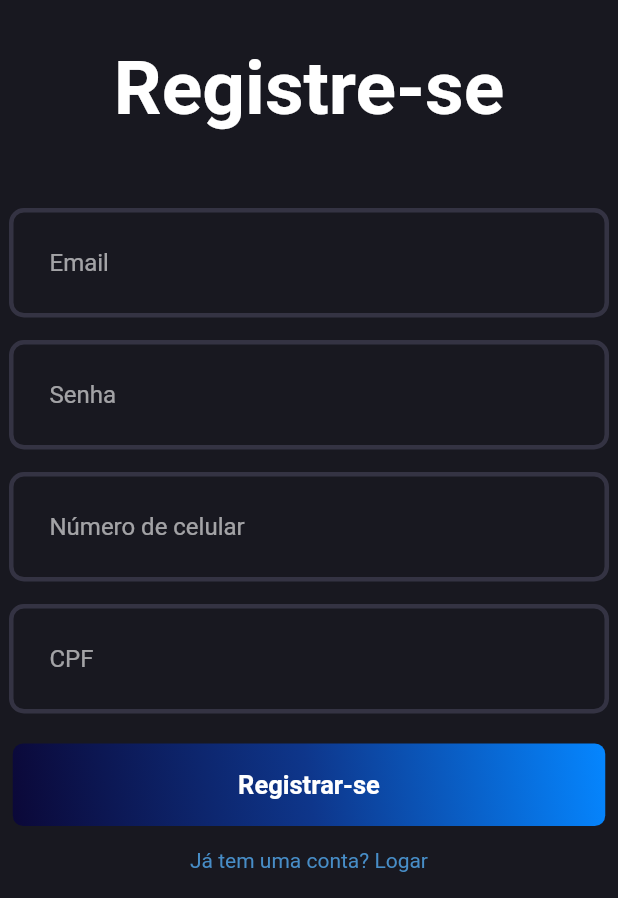
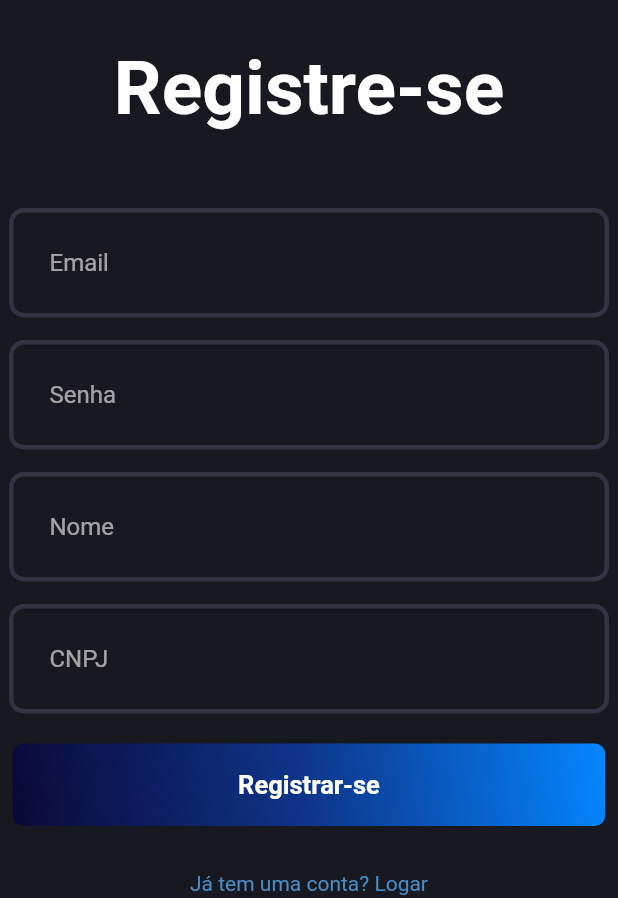
Before and after one commit to diogo163/6d_drones, a Flutter app: the Sign_up_Screen screen opened directly, after a tap on "Registrar-se", on a phone screen of 412 x 824 dp, the part 338-1236 px from its top. Run offline on Flutter 3.47's test engine with Material 2 defaults, Android fonts, the light colour scheme and no system bars; our stand-ins replace flutter_svg; network calls fail.

Commit message:
metodo post

```diff
--- a/ap/lib/login_screen.dart
+++ b/ap/lib/login_screen.dart
@@ -3,7 +3,7 @@ import 'package:flutter/material.dart';
 import 'package:ap/widgets/gradient_button.dart';
 import 'package:ap/widgets/login_field.dart';
 import 'package:ap/project_screen.dart';
-// import 'package:ap/widgets/social_button.dart';
+import 'package:ap/widgets/social_button.dart';
 
 class LoginScreen extends StatelessWidget {
   const LoginScreen({Key? key}) : super(key: key);
@@ -46,6 +46,7 @@ class LoginScreen extends StatelessWidget {
               const SizedBox(height: 20),
               const GradientButton(),
               const SizedBox(height: 15),
+
               InkWell(
                 onTap: () {
                   _navigateToSign_up(context);
--- a/ap/lib/main.dart
+++ b/ap/lib/main.dart
@@ -17,7 +17,7 @@ class MyApp extends StatelessWidget {
       theme: ThemeData.dark().copyWith(
         scaffoldBackgroundColor: Pallete.backgroundColor,
       ),
-      home: const HomePage(),
+      home: const LoginScreen(),
     );
   }
 }
--- /dev/null
+++ b/ap/lib/post.dart
@@ -0,0 +1,25 @@
+class Post {
+  final String idOrg;
+  final String nome;
+  final String email;
+  final String cnpj;
+  final String senha;
+
+
+  Post({
+    required this.idOrg,
+    required this.nome,
+    required this.email,
+    required this.cnpj,
+    required this.senha,
+  });
+
+  factory Post.fromJson(Map<String, dynamic> json) => Post(
+    idOrg: json['idOrg'],
+    nome: json['nome'],
+    email: json['email'],
+    cnpj: json['cnpj'],
+    senha: json['senha'],
+  );
+
+}
--- a/ap/lib/sign_up_screen.dart
+++ b/ap/lib/sign_up_screen.dart
@@ -1,10 +1,38 @@
 import 'package:ap/login_screen.dart';
-import 'package:flutter/material.dart';
 import 'package:ap/widgets/gradient_button2.dart';
 import 'package:ap/widgets/login_field.dart';
+import 'package:flutter/material.dart';
+import 'package:http/http.dart' as http;
+import 'package:ap/post.dart';
+import 'dart:convert';
 
 class Sign_up_Screen extends StatelessWidget {
-  const Sign_up_Screen({Key? key}) : super(key: key);
+
+  String nome = "";
+  dynamic email = "";
+  String senha = "";
+  dynamic cnpj = "";
+
+  Sign_up_Screen({Key? key}) : super(key: key);
+
+  Future<Post> createPost(String email, String senha, String nome, String cnpj) async {
+    final uri = Uri.parse("http://127.0.0.1:8000/users");
+    final Map<String, dynamic> request = {
+      "nome": nome,
+      "email": email,
+      "cnpj": cnpj,
+      "senha": senha,
+    };
+
+    final response = await http.post(uri, body: request);
+
+    if (response.statusCode == 200){
+      return Post.fromJson(json.decode(response.body));
+    }else{
+      throw Exception('Failed to load post');
+    }
+  }
+
 
   void _navigateToLogin(BuildContext context) {
     Navigator.push(
@@ -30,17 +58,31 @@ class Sign_up_Screen extends StatelessWidget {
                 ),
               ),
               const SizedBox(height: 50),
-              const LoginField(hintText: 'Email'),
+              LoginField(hintText: 'Email', onTextChanged: (value) {
+                email = value;
+              }),
               const SizedBox(height: 15),
-              const LoginField(hintText: 'Senha'),
+              LoginField(hintText: 'Senha', onTextChanged: (value) {
+                senha = value;
+              }),
               const SizedBox(height: 15),
-              const LoginField(hintText: 'Número de celular'),
+              LoginField(hintText: 'Nome', onTextChanged: (value) {
+                nome = value;
+              }),
               const SizedBox(height: 15),
-              const LoginField(hintText: 'CPF'),
+              LoginField(hintText: 'CNPJ', onTextChanged: (value) {
+                cnpj = value;
+              }),
               const SizedBox(height: 20),
-              const GradientButton2(),
-              const SizedBox(height: 15),
-
+              GradientButton2(onPressed: () {
+                createPost(
+                  email,
+                  senha,
+                  nome,
+                  cnpj
+                );
+              }),
+              const SizedBox(height: 30),
               InkWell(
                 onTap: () {
                   _navigateToLogin(context);
@@ -52,6 +94,7 @@ class Sign_up_Screen extends StatelessWidget {
                   ),
                 ),
               ),
+              const SizedBox(height: 30)
             ],
           ),
         ),
--- a/ap/lib/widgets/gradient_button2.dart
+++ b/ap/lib/widgets/gradient_button2.dart
@@ -2,7 +2,10 @@ import 'package:flutter/material.dart';
 import 'package:ap/pallete.dart';
 
 class GradientButton2 extends StatelessWidget {
-  const GradientButton2({Key? key}) : super(key: key);
+
+  final VoidCallback? onPressed;
+
+  const GradientButton2({Key? key, this.onPressed}) : super(key: key);
 
   @override
   Widget build(BuildContext context) {
@@ -20,7 +23,7 @@ class GradientButton2 extends StatelessWidget {
         borderRadius: BorderRadius.circular(7),
       ),
       child: ElevatedButton(
-        onPressed: () {},
+        onPressed: onPressed,
         style: ElevatedButton.styleFrom(
           fixedSize: const Size(395, 55),
           backgroundColor: Colors.transparent,
--- a/ap/lib/widgets/login_field.dart
+++ b/ap/lib/widgets/login_field.dart
@@ -3,9 +3,12 @@ import 'package:ap/pallete.dart';
 
 class LoginField extends StatelessWidget {
   final String hintText;
+  final Function(String)? onTextChanged;
+
   const LoginField({
     Key? key,
     required this.hintText,
+    this.onTextChanged,
   }) : super(key: key);
 
   @override
@@ -15,6 +18,7 @@ class LoginField extends StatelessWidget {
         maxWidth: 400,
       ),
       child: TextFormField(
+        onChanged: onTextChanged,
         decoration: InputDecoration(
           contentPadding: const EdgeInsets.all(27),
           enabledBorder: OutlineInputBorder(
```
Also changed, not shown: ap/lib/responsive/desktop_body.dart (line endings or trailing spaces).
